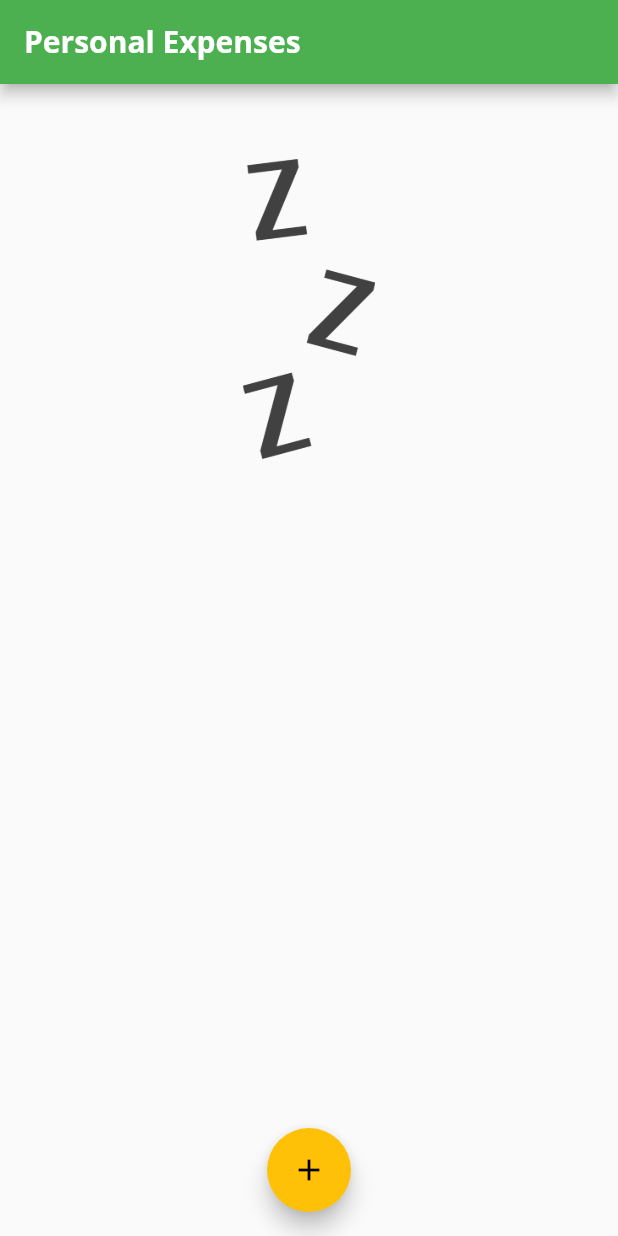
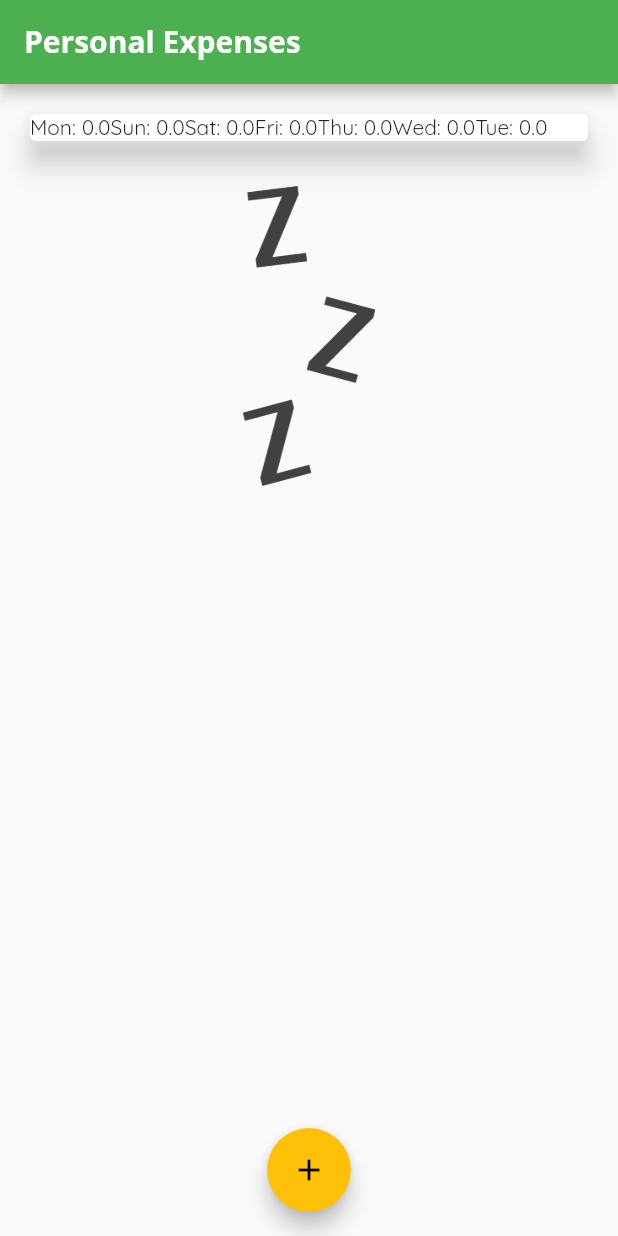
Before and after one commit to ShadrackAdwera/ExpensesApp, a Flutter app: the screen it shows after launch, on a phone screen of 412 x 824 dp. Run offline on Flutter 3.47's test engine with Material 2 defaults, Android fonts, the phone set to English and light mode, and no system bars.

Commit message:
create a bar for the chart

```diff
--- a/lib/widgets/chart.dart
+++ b/lib/widgets/chart.dart
@@ -18,7 +18,7 @@ class Chart extends StatelessWidget {
           totalSum += recentTransactions[i].amount;
         }
       }
-      return {'day': DateFormat.E().format(weekDay), 'amount': totalSum};
+      return {'day': DateFormat.E().format(weekDay).substring(0,3), 'amount': totalSum};
     });
   }
 
@@ -28,7 +28,9 @@ class Chart extends StatelessWidget {
       elevation: 8,
       margin: EdgeInsets.all(20),
       child: Row(
-        children: [],
+        children: groupedTransactions.map((data) {
+          return Text('${data['day']}: ${data['amount']}');
+        }).toList(),
       ),
     );
   }
```
Also changed, not shown: lib/widgets/chart_bar.dart (added).
